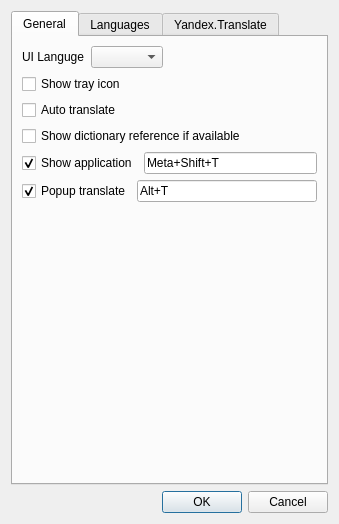
georgyfarniev/litetran-qt, file src/settings.ui: the form before one commit.
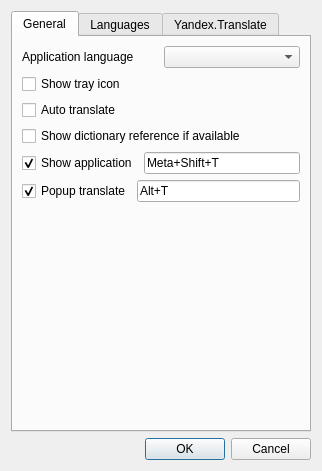
The form after the commit.

The edit to the form file:
```diff
--- a/src/settings.ui
+++ b/src/settings.ui
@@ -6,8 +6,8 @@
    <rect>
     <x>0</x>
     <y>0</y>
-    <width>339</width>
-    <height>524</height>
+    <width>322</width>
+    <height>471</height>
    </rect>
   </property>
   <property name="windowTitle">
@@ -25,30 +25,17 @@
       </attribute>
       <layout class="QVBoxLayout" name="verticalLayout_2">
        <item>
-        <layout class="QHBoxLayout" name="horizontalLayout">
+        <layout class="QHBoxLayout" name="horizontalLayout_3">
          <item>
           <widget class="QLabel" name="label">
            <property name="text">
-            <string>UI Languge</string>
+            <string>Application language</string>
            </property>
           </widget>
          </item>
          <item>
           <widget class="QComboBox" name="LanguageCombobox"/>
          </item>
-         <item>
-          <spacer name="horizontalSpacer">
-           <property name="orientation">
-            <enum>Qt::Horizontal</enum>
-           </property>
-           <property name="sizeHint" stdset="0">
-            <size>
-             <width>40</width>
-             <height>20</height>
-            </size>
-           </property>
-          </spacer>
-         </item>
         </layout>
        </item>
        <item>
@@ -73,7 +60,7 @@
         </widget>
        </item>
        <item>
-        <layout class="QHBoxLayout" name="horizontalLayout_2">
+        <layout class="QHBoxLayout" name="horizontalLayout">
          <item>
           <widget class="QCheckBox" name="ShowHotkeyCheckbox">
            <property name="text">
@@ -86,6 +73,12 @@
          </item>
          <item>
           <widget class="QKeySequenceEdit" name="ShowKeySequence">
+           <property name="sizePolicy">
+            <sizepolicy hsizetype="Expanding" vsizetype="Preferred">
+             <horstretch>0</horstretch>
+             <verstretch>0</verstretch>
+            </sizepolicy>
+           </property>
            <property name="keySequence">
             <string>Meta+Shift+T</string>
            </property>
@@ -94,7 +87,7 @@
         </layout>
        </item>
        <item>
-        <layout class="QHBoxLayout" name="horizontalLayout_3">
+        <layout class="QHBoxLayout" name="horizontalLayout_2">
          <item>
           <widget class="QCheckBox" name="PopupHotkeyCheckbox">
            <property name="text">
@@ -107,6 +100,12 @@
          </item>
          <item>
           <widget class="QKeySequenceEdit" name="PopupKeySequence">
+           <property name="sizePolicy">
+            <sizepolicy hsizetype="Expanding" vsizetype="Preferred">
+             <horstretch>0</horstretch>
+             <verstretch>0</verstretch>
+            </sizepolicy>
+           </property>
            <property name="keySequence">
             <string>Alt+T</string>
            </property>
@@ -122,7 +121,7 @@
          <property name="sizeHint" stdset="0">
           <size>
            <width>20</width>
-           <height>40</height>
+           <height>178</height>
           </size>
          </property>
         </spacer>
```
Left out of the diff: 114 changed lines with no effect on the pictures.
